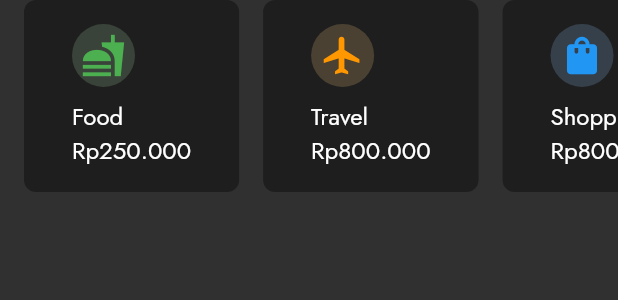
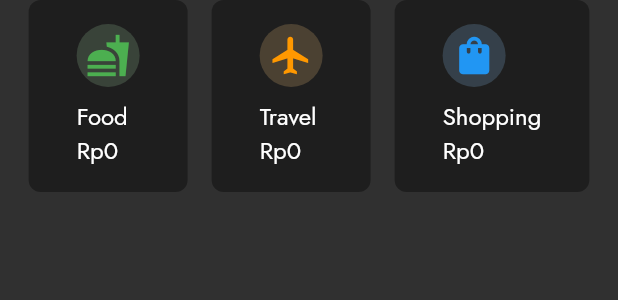
Before and after one commit to Marvvllo/balancify, a Flutter app: the TransactionsPage widget shown alone on an empty page, opened directly, on a phone screen of 412 x 824 dp. Shown: the top 300 px of the screen. Run offline on Flutter 3.47's test engine with Material 2 defaults, Android fonts, the phone set to English and light mode, and no system bars; our stand-ins replace flutter_svg, shared_preferences; accounts and stored records are empty.

Commit message:
Added total for categories

```diff
--- a/lib/main.dart
+++ b/lib/main.dart
@@ -50,7 +50,6 @@
   static const List<Tab> _navigationTabs = [
     Tab(icon: Icon(Icons.home)),
     Tab(icon: Icon(Icons.receipt_long)),
-    Tab(icon: Icon(Icons.person_2)),
   ];
 
   @override
@@ -103,7 +102,6 @@
         children: const [
           Icon(Icons.directions_transit),
           TransactionsPage(),
-          Icon(Icons.directions_bike),
         ],
       ),
       bottomNavigationBar: Material(
--- a/lib/pages/transactions.dart
+++ b/lib/pages/transactions.dart
@@ -21,6 +21,9 @@
 class _TransactionsPageState extends State<TransactionsPage> {
   late SharedPreferences prefs;
   List<Transaction> transactions = List.empty(growable: true);
+  int totalFood = 0;
+  int totalTravel = 0;
+  int totalShopping = 0;
 
   getSharedPrefs() async {
     prefs = await SharedPreferences.getInstance();
@@ -36,7 +39,23 @@
           .toList();
     }
 
-    setState(() {});
+    setState(() {
+      transactions.forEach((transaction) {
+        switch (transaction.category) {
+          case 'Food':
+            totalFood += int.parse(transaction.amount);
+            break;
+          case 'Travel':
+            totalTravel += int.parse(transaction.amount);
+            break;
+          case 'Shopping':
+            totalShopping += int.parse(transaction.amount);
+            break;
+          default:
+            break;
+        }
+      });
+    });
   }
 
   @override
@@ -85,7 +104,7 @@
                       Text(
                         'Food',
                       ),
-                      Text('Rp250.000'),
+                      Text(Helper.stringToIdr(totalFood.toString(), 0)),
                     ],
                   ),
                 ),
@@ -123,7 +142,7 @@
                       Text(
                         'Travel',
                       ),
-                      Text('Rp800.000'),
+                      Text(Helper.stringToIdr(totalTravel.toString(), 0)),
                     ],
                   ),
                 ),
@@ -161,7 +180,7 @@
                       Text(
                         'Shopping',
                       ),
-                      Text('Rp800.000'),
+                      Text(Helper.stringToIdr(totalShopping.toString(), 0)),
                     ],
                   ),
                 ),
@@ -242,7 +261,7 @@
               }),
             ),
           ),
-        )
+        ),
       ],
     );
   }
```
